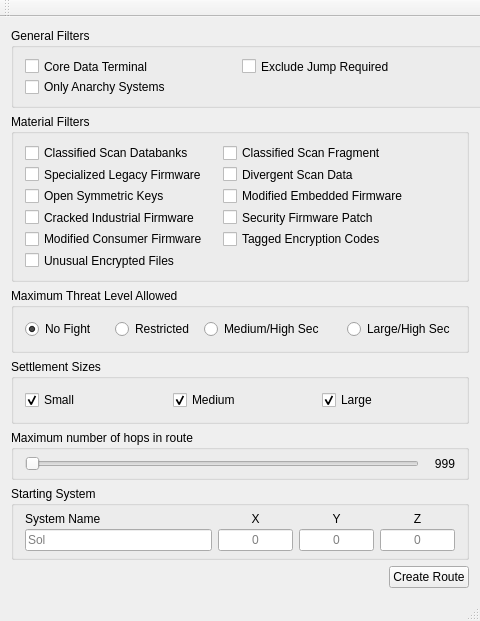
First picture: the form in src/MainWindow.ui, repository neotron/EDPathFinder, before the edit.
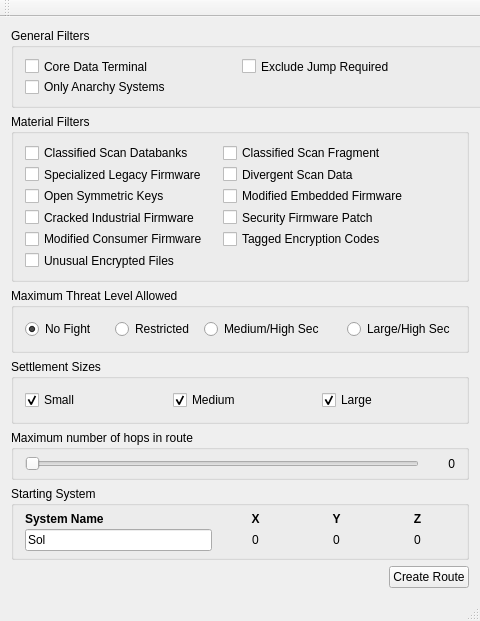
Second picture: the form after the edit. Custom widgets are drawn as their Qt base class.

```diff
--- a/src/MainWindow.ui
+++ b/src/MainWindow.ui
@@ -353,9 +353,21 @@
        </property>
        <item>
         <widget class="QSlider" name="systemCountSlider">
+         <property name="maximum">
+          <number>0</number>
+         </property>
          <property name="orientation">
           <enum>Qt::Horizontal</enum>
          </property>
+         <property name="invertedControls">
+          <bool>false</bool>
+         </property>
+         <property name="tickPosition">
+          <enum>QSlider::NoTicks</enum>
+         </property>
+         <property name="tickInterval">
+          <number>5</number>
+         </property>
         </widget>
        </item>
        <item>
@@ -379,7 +391,7 @@
           </size>
          </property>
          <property name="text">
-          <string>999</string>
+          <string>0</string>
          </property>
          <property name="alignment">
           <set>Qt::AlignRight|Qt::AlignTrailing|Qt::AlignVCenter</set>
@@ -407,8 +419,71 @@
        <property name="verticalSpacing">
         <number>3</number>
        </property>
+       <item row="1" column="1">
+        <widget class="QLabel" name="x">
+         <property name="minimumSize">
+          <size>
+           <width>75</width>
+           <height>0</height>
+          </size>
+         </property>
+         <property name="maximumSize">
+          <size>
+           <width>75</width>
+           <height>16777215</height>
+          </size>
+         </property>
+         <property name="font">
+          <font>
+           <weight>50</weight>
+           <bold>false</bold>
+          </font>
+         </property>
+         <property name="text">
+          <string>0</string>
+         </property>
+         <property name="alignment">
+          <set>Qt::AlignCenter</set>
+         </property>
+        </widget>
+       </item>
+       <item row="1" column="0">
+        <widget class="NoBeepLineEdit" name="systemName">
+         <property name="toolTip">
+          <string>Current system, used as starting point for route.</string>
+         </property>
+         <property name="text">
+          <string>Sol</string>
+         </property>
+         <property name="placeholderText">
+          <string/>
+         </property>
+        </widget>
+       </item>
+       <item row="0" column="2">
+        <widget class="QLabel" name="label_3">
+         <property name="font">
+          <font>
+           <weight>75</weight>
+           <bold>true</bold>
+          </font>
+         </property>
+         <property name="text">
+          <string>Y</string>
+         </property>
+         <property name="alignment">
+          <set>Qt::AlignCenter</set>
+         </property>
+        </widget>
+       </item>
        <item row="0" column="0">
         <widget class="QLabel" name="label">
+         <property name="font">
+          <font>
+           <weight>75</weight>
+           <bold>true</bold>
+          </font>
+         </property>
          <property name="text">
           <string>System Name</string>
          </property>
@@ -416,6 +491,12 @@
        </item>
        <item row="0" column="1">
         <widget class="QLabel" name="label_2">
+         <property name="font">
+          <font>
+           <weight>75</weight>
+           <bold>true</bold>
+          </font>
+         </property>
          <property name="text">
           <string>X</string>
          </property>
@@ -424,18 +505,14 @@
          </property>
         </widget>
        </item>
-       <item row="0" column="2">
-        <widget class="QLabel" name="label_3">
-         <property name="text">
-          <string>Y</string>
-         </property>
-         <property name="alignment">
-          <set>Qt::AlignCenter</set>
-         </property>
-        </widget>
-       </item>
        <item row="0" column="3">
         <widget class="QLabel" name="label_4">
+         <property name="font">
+          <font>
+           <weight>75</weight>
+           <bold>true</bold>
+          </font>
+         </property>
          <property name="text">
           <string>Z</string>
          </property>
@@ -444,92 +521,60 @@
          </property>
         </widget>
        </item>
-       <item row="1" column="0">
-        <widget class="NoBeepLineEdit" name="systemName">
-         <property name="toolTip">
-          <string>Current system, used as starting point for route.</string>
-         </property>
-         <property name="text">
-          <string/>
-         </property>
-         <property name="placeholderText">
-          <string>Sol</string>
-         </property>
-        </widget>
-       </item>
-       <item row="1" column="1">
-        <widget class="NoBeepLineEdit" name="x">
-         <property name="maximumSize">
-          <size>
-           <width>75</width>
-           <height>16777215</height>
-          </size>
-         </property>
-         <property name="toolTip">
-          <string>Coordinates for the selected system. Can enter if system lookup fails.</string>
-         </property>
-         <property name="text">
-          <string/>
-         </property>
-         <property name="alignment">
-          <set>Qt::AlignCenter</set>
-         </property>
-         <property name="readOnly">
-          <bool>false</bool>
-         </property>
-         <property name="placeholderText">
-          <string>0</string>
-         </property>
-        </widget>
-       </item>
        <item row="1" column="2">
-        <widget class="NoBeepLineEdit" name="y">
+        <widget class="QLabel" name="y">
+         <property name="minimumSize">
+          <size>
+           <width>75</width>
+           <height>0</height>
+          </size>
+         </property>
          <property name="maximumSize">
           <size>
            <width>75</width>
            <height>16777215</height>
           </size>
          </property>
-         <property name="toolTip">
-          <string>Coordinates for the selected system. Can enter if system lookup fails.</string>
+         <property name="font">
+          <font>
+           <weight>50</weight>
+           <bold>false</bold>
+          </font>
          </property>
          <property name="text">
-          <string/>
+          <string>0</string>
          </property>
          <property name="alignment">
           <set>Qt::AlignCenter</set>
          </property>
-         <property name="readOnly">
-          <bool>false</bool>
-         </property>
-         <property name="placeholderText">
-          <string>0</string>
-         </property>
         </widget>
        </item>
        <item row="1" column="3">
-        <widget class="NoBeepLineEdit" name="z">
+        <widget class="QLabel" name="z">
+         <property name="minimumSize">
+          <size>
+           <width>75</width>
+           <height>0</height>
+          </size>
+         </property>
          <property name="maximumSize">
           <size>
            <width>75</width>
            <height>16777215</height>
           </size>
          </property>
-         <property name="toolTip">
-          <string>Coordinates for the selected system. Can enter if system lookup fails.</string>
+         <property name="font">
+          <font>
+           <weight>50</weight>
+           <bold>false</bold>
+          </font>
          </property>
          <property name="text">
-          <string/>
+          <string>0</string>
          </property>
          <property name="alignment">
           <set>Qt::AlignCenter</set>
          </property>
-         <property name="readOnly">
-          <bool>false</bool>
-         </property>
-         <property name="placeholderText">
-          <string>0</string>
-         </property>
         </widget>
        </item>
       </layout>
```
Left out of the diff: 2 changed lines with no effect on the pictures.
